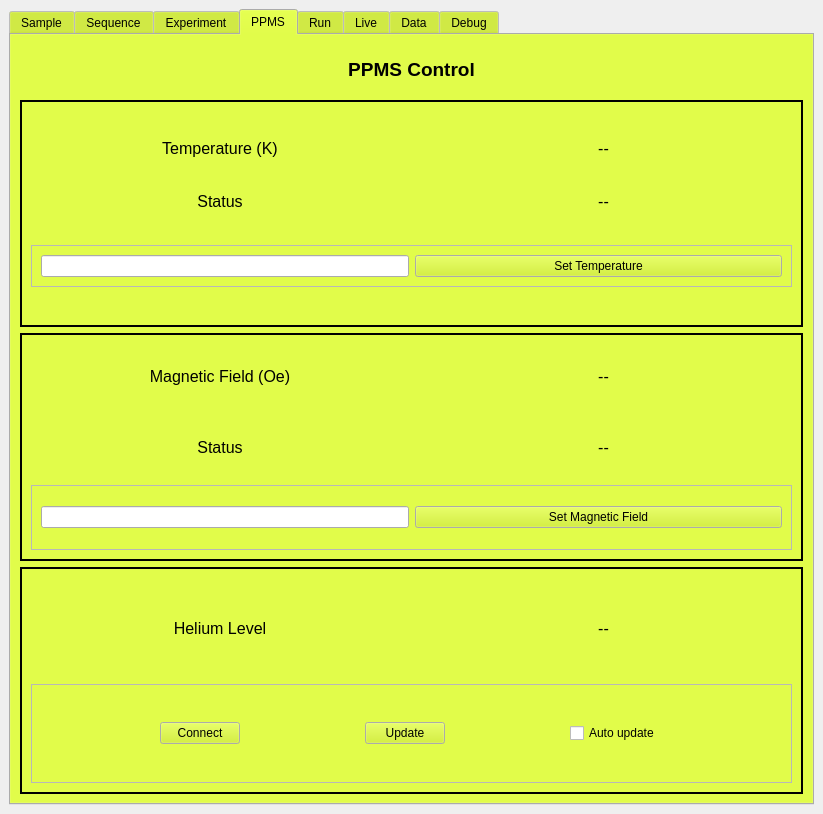
jhead96/NMR-spectrometer-GUI, file GUI_pyQt/ui files/spectrometer_tabbed.ui: the form before one commit.
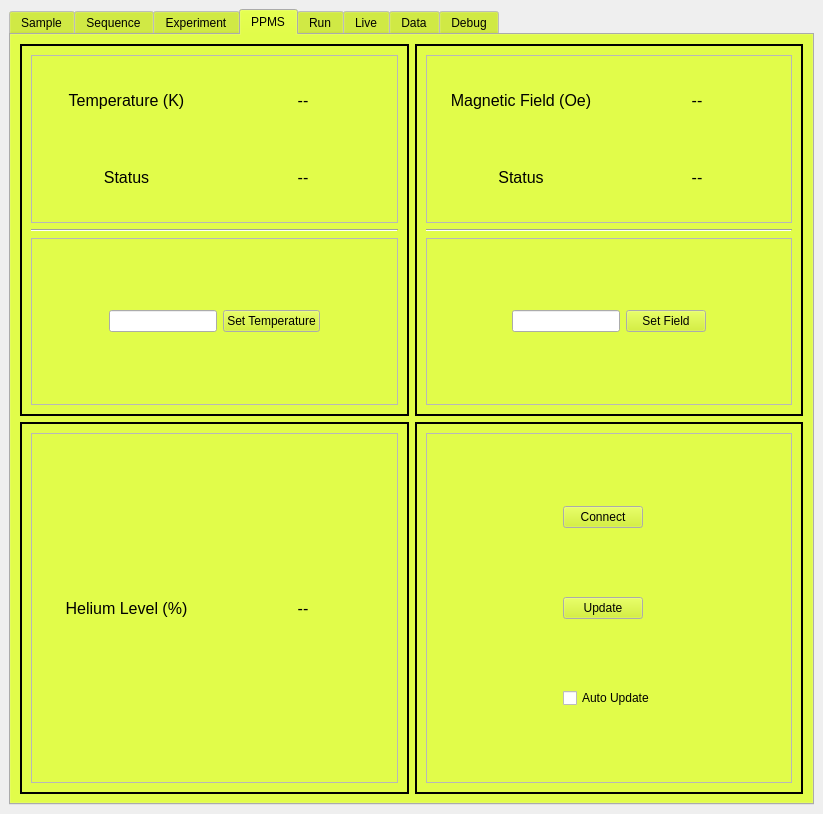
The form after the commit. Custom widgets are drawn as their Qt base class.

```diff
--- a/GUI_pyQt/ui files/spectrometer_tabbed.ui
+++ b/GUI_pyQt/ui files/spectrometer_tabbed.ui
@@ -17,8 +17,8 @@
    <bool>true</bool>
   </property>
   <widget class="QWidget" name="centralwidget">
-   <layout class="QVBoxLayout" name="verticalLayout_4">
-    <item>
+   <layout class="QGridLayout" name="gridLayout_17">
+    <item row="0" column="0">
      <widget class="QTabWidget" name="mainTab">
       <property name="enabled">
        <bool>true</bool>
@@ -517,162 +517,32 @@
        <attribute name="title">
         <string>PPMS</string>
        </attribute>
-       <layout class="QVBoxLayout" name="verticalLayout_3">
-        <item>
-         <widget class="QLabel" name="PPMSControlLbl">
-          <property name="sizePolicy">
-           <sizepolicy hsizetype="Preferred" vsizetype="Fixed">
-            <horstretch>0</horstretch>
-            <verstretch>0</verstretch>
-           </sizepolicy>
-          </property>
-          <property name="minimumSize">
-           <size>
-            <width>0</width>
-            <height>50</height>
-           </size>
-          </property>
-          <property name="baseSize">
-           <size>
-            <width>0</width>
-            <height>0</height>
-           </size>
-          </property>
-          <property name="font">
-           <font>
-            <pointsize>14</pointsize>
-            <weight>75</weight>
-            <bold>true</bold>
-           </font>
-          </property>
-          <property name="text">
-           <string>PPMS Control</string>
-          </property>
-          <property name="alignment">
-           <set>Qt::AlignCenter</set>
-          </property>
-         </widget>
-        </item>
-        <item>
-         <widget class="QFrame" name="tempFrame">
-          <property name="frameShape">
-           <enum>QFrame::Panel</enum>
-          </property>
-          <property name="frameShadow">
-           <enum>QFrame::Plain</enum>
-          </property>
-          <property name="lineWidth">
-           <number>2</number>
-          </property>
-          <layout class="QGridLayout" name="gridLayout_4">
-           <item row="0" column="1">
-            <widget class="QLabel" name="tempValLbl">
-             <property name="sizePolicy">
-              <sizepolicy hsizetype="Preferred" vsizetype="Fixed">
-               <horstretch>0</horstretch>
-               <verstretch>0</verstretch>
-              </sizepolicy>
-             </property>
-             <property name="font">
-              <font>
-               <pointsize>12</pointsize>
-              </font>
-             </property>
-             <property name="text">
-              <string>--</string>
-             </property>
-             <property name="alignment">
-              <set>Qt::AlignCenter</set>
-             </property>
-            </widget>
-           </item>
-           <item row="1" column="1">
-            <widget class="QLabel" name="tempStateLbl">
-             <property name="sizePolicy">
-              <sizepolicy hsizetype="Preferred" vsizetype="Fixed">
-               <horstretch>0</horstretch>
-               <verstretch>0</verstretch>
-              </sizepolicy>
-             </property>
-             <property name="font">
-              <font>
-               <pointsize>12</pointsize>
-              </font>
-             </property>
-             <property name="frameShadow">
-              <enum>QFrame::Sunken</enum>
-             </property>
-             <property name="midLineWidth">
-              <number>1</number>
-             </property>
-             <property name="text">
-              <string>--</string>
-             </property>
-             <property name="alignment">
-              <set>Qt::AlignCenter</set>
-             </property>
-            </widget>
-           </item>
-           <item row="1" column="0">
-            <widget class="QLabel" name="tempStateDescLbl">
-             <property name="sizePolicy">
-              <sizepolicy hsizetype="Preferred" vsizetype="Fixed">
-               <horstretch>0</horstretch>
-               <verstretch>0</verstretch>
-              </sizepolicy>
-             </property>
-             <property name="font">
-              <font>
-               <pointsize>12</pointsize>
-              </font>
-             </property>
-             <property name="text">
-              <string>Status</string>
-             </property>
-             <property name="alignment">
-              <set>Qt::AlignCenter</set>
-             </property>
-            </widget>
-           </item>
-           <item row="2" column="0" colspan="2">
+       <layout class="QGridLayout" name="gridLayout_13">
+        <item row="0" column="0">
             <widget class="QFrame" name="setTempFrame">
-             <property name="sizePolicy">
-              <sizepolicy hsizetype="Preferred" vsizetype="Fixed">
-               <horstretch>0</horstretch>
-               <verstretch>0</verstretch>
-              </sizepolicy>
-             </property>
+          <property name="frameShape">
+           <enum>QFrame::Panel</enum>
+          </property>
+          <property name="frameShadow">
+           <enum>QFrame::Plain</enum>
+          </property>
+          <property name="lineWidth">
+           <number>2</number>
+          </property>
+          <layout class="QVBoxLayout" name="verticalLayout_5">
+           <item>
+            <widget class="QFrame" name="frame_3">
              <property name="frameShape">
               <enum>QFrame::StyledPanel</enum>
              </property>
              <property name="frameShadow">
               <enum>QFrame::Raised</enum>
              </property>
-             <layout class="QHBoxLayout" name="horizontalLayout_7">
-              <item>
-               <widget class="QLineEdit" name="setTempLineEdit">
-                <property name="sizePolicy">
-                 <sizepolicy hsizetype="Minimum" vsizetype="Fixed">
-                  <horstretch>0</horstretch>
-                  <verstretch>0</verstretch>
-                 </sizepolicy>
-                </property>
-               </widget>
-              </item>
-              <item>
-               <widget class="QPushButton" name="setTempBtn">
-                <property name="text">
-                 <string>Set Temperature</string>
-                </property>
-               </widget>
-              </item>
-             </layout>
-            </widget>
-           </item>
+             <layout class="QGridLayout" name="gridLayout_14">
            <item row="0" column="0">
-            <widget class="QLabel" name="tempValDescLbl">
+               <widget class="QLabel" name="TempValDescLbl">
              <property name="sizePolicy">
-              <sizepolicy hsizetype="Preferred" vsizetype="Fixed">
+                 <sizepolicy hsizetype="Preferred" vsizetype="Preferred">
                <horstretch>0</horstretch>
                <verstretch>0</verstretch>
               </sizepolicy>
@@ -690,11 +560,120 @@
              </property>
             </widget>
            </item>
+              <item row="0" column="1">
+               <widget class="QLabel" name="TempValLbl">
+                <property name="font">
+                 <font>
+                  <pointsize>12</pointsize>
+                 </font>
+                </property>
+                <property name="text">
+                 <string>--</string>
+                </property>
+                <property name="alignment">
+                 <set>Qt::AlignCenter</set>
+                </property>
+               </widget>
+              </item>
+              <item row="1" column="0">
+               <widget class="QLabel" name="TempStateDescLbl">
+                <property name="sizePolicy">
+                 <sizepolicy hsizetype="Preferred" vsizetype="Preferred">
+                  <horstretch>0</horstretch>
+                  <verstretch>0</verstretch>
+                 </sizepolicy>
+                </property>
+                <property name="font">
+                 <font>
+                  <pointsize>12</pointsize>
+                 </font>
+                </property>
+                <property name="text">
+                 <string>Status</string>
+                </property>
+                <property name="alignment">
+                 <set>Qt::AlignCenter</set>
+                </property>
+               </widget>
+              </item>
+              <item row="1" column="1">
+               <widget class="QLabel" name="TempStateLbl">
+                <property name="font">
+                 <font>
+                  <pointsize>12</pointsize>
+                 </font>
+                </property>
+                <property name="text">
+                 <string>--</string>
+                </property>
+                <property name="alignment">
+                 <set>Qt::AlignCenter</set>
+                </property>
+               </widget>
+              </item>
           </layout>
          </widget>
         </item>
         <item>
-         <widget class="QFrame" name="fieldFrame">
+            <widget class="Line" name="line">
+             <property name="orientation">
+              <enum>Qt::Horizontal</enum>
+             </property>
+            </widget>
+           </item>
+           <item>
+            <widget class="QFrame" name="frame_8">
+             <property name="frameShape">
+              <enum>QFrame::StyledPanel</enum>
+             </property>
+             <property name="frameShadow">
+              <enum>QFrame::Raised</enum>
+             </property>
+             <layout class="QHBoxLayout" name="horizontalLayout_10">
+              <item>
+               <spacer name="horizontalSpacer_14">
+                <property name="orientation">
+                 <enum>Qt::Horizontal</enum>
+                </property>
+                <property name="sizeHint" stdset="0">
+                 <size>
+                  <width>40</width>
+                  <height>20</height>
+                 </size>
+                </property>
+               </spacer>
+              </item>
+              <item>
+               <widget class="QLineEdit" name="SetTempLineEdit"/>
+              </item>
+              <item>
+               <widget class="QPushButton" name="SetTempBtn">
+                <property name="text">
+                 <string>Set Temperature</string>
+                </property>
+               </widget>
+              </item>
+              <item>
+               <spacer name="horizontalSpacer_15">
+                <property name="orientation">
+                 <enum>Qt::Horizontal</enum>
+                </property>
+                <property name="sizeHint" stdset="0">
+                 <size>
+                  <width>40</width>
+                  <height>20</height>
+                 </size>
+                </property>
+               </spacer>
+              </item>
+             </layout>
+            </widget>
+           </item>
+          </layout>
+         </widget>
+        </item>
+        <item row="0" column="1">
+         <widget class="QFrame" name="SetFieldFrame">
           <property name="frameShape">
            <enum>QFrame::Panel</enum>
           </property>
@@ -704,24 +683,24 @@
           <property name="lineWidth">
            <number>2</number>
           </property>
-          <layout class="QGridLayout" name="gridLayout_11">
-           <item row="1" column="1">
-            <widget class="QLabel" name="fieldStateLbl">
-             <property name="font">
-              <font>
-               <pointsize>12</pointsize>
-              </font>
+          <layout class="QVBoxLayout" name="verticalLayout_6">
+           <item>
+            <widget class="QFrame" name="frame_4">
+             <property name="frameShape">
+              <enum>QFrame::StyledPanel</enum>
              </property>
-             <property name="text">
-              <string>--</string>
+             <property name="frameShadow">
+              <enum>QFrame::Raised</enum>
              </property>
-             <property name="alignment">
-              <set>Qt::AlignCenter</set>
-             </property>
-            </widget>
-           </item>
+             <layout class="QGridLayout" name="gridLayout_15">
            <item row="0" column="0">
-            <widget class="QLabel" name="fieldValueDescLbl">
+               <widget class="QLabel" name="FieldValDesclbl">
+                <property name="sizePolicy">
+                 <sizepolicy hsizetype="Preferred" vsizetype="Preferred">
+                  <horstretch>0</horstretch>
+                  <verstretch>0</verstretch>
+                 </sizepolicy>
+                </property>
              <property name="font">
               <font>
                <pointsize>12</pointsize>
@@ -736,7 +715,22 @@
             </widget>
            </item>
            <item row="0" column="1">
-            <widget class="QLabel" name="fieldValLbl">
+               <widget class="QLabel" name="FieldValLbl">
+                <property name="font">
+                 <font>
+                  <pointsize>12</pointsize>
+                 </font>
+                </property>
+                <property name="text">
+                 <string>--</string>
+                </property>
+                <property name="alignment">
+                 <set>Qt::AlignCenter</set>
+                </property>
+               </widget>
+              </item>
+              <item row="1" column="1">
+               <widget class="QLabel" name="FieldStateLbl">
              <property name="font">
               <font>
                <pointsize>12</pointsize>
@@ -751,7 +745,13 @@
             </widget>
            </item>
            <item row="1" column="0">
-            <widget class="QLabel" name="fieldStateDescLbl">
+               <widget class="QLabel" name="FieldStateDescLbl">
+                <property name="sizePolicy">
+                 <sizepolicy hsizetype="Preferred" vsizetype="Preferred">
+                  <horstretch>0</horstretch>
+                  <verstretch>0</verstretch>
+                 </sizepolicy>
+                </property>
              <property name="font">
               <font>
                <pointsize>12</pointsize>
@@ -765,40 +765,69 @@
              </property>
             </widget>
            </item>
-           <item row="2" column="0" colspan="2">
-            <widget class="QFrame" name="setFieldFrame">
+             </layout>
+            </widget>
+           </item>
+           <item>
+            <widget class="Line" name="line_2">
+             <property name="orientation">
+              <enum>Qt::Horizontal</enum>
+             </property>
+            </widget>
+           </item>
+           <item>
+            <widget class="QFrame" name="frame_9">
              <property name="frameShape">
               <enum>QFrame::StyledPanel</enum>
              </property>
              <property name="frameShadow">
               <enum>QFrame::Raised</enum>
              </property>
-             <layout class="QHBoxLayout" name="horizontalLayout_8">
+             <layout class="QHBoxLayout" name="horizontalLayout_11">
               <item>
-               <widget class="QLineEdit" name="setFieldLineEdit">
-                <property name="sizePolicy">
-                 <sizepolicy hsizetype="Minimum" vsizetype="Fixed">
-                  <horstretch>0</horstretch>
-                  <verstretch>0</verstretch>
-                 </sizepolicy>
+               <spacer name="horizontalSpacer_12">
+                <property name="orientation">
+                 <enum>Qt::Horizontal</enum>
                 </property>
-               </widget>
+                <property name="sizeHint" stdset="0">
+                 <size>
+                  <width>40</width>
+                  <height>20</height>
+                 </size>
+                </property>
+               </spacer>
               </item>
               <item>
-               <widget class="QPushButton" name="setFieldBtn">
+               <widget class="QLineEdit" name="SetFieldLineEdit"/>
+              </item>
+              <item>
+               <widget class="QPushButton" name="SetFieldBtn">
                 <property name="text">
-                 <string>Set Magnetic Field</string>
+                 <string>Set Field</string>
                 </property>
-               </widget>
-              </item>
-             </layout>
-            </widget>
-           </item>
-          </layout>
          </widget>
         </item>
         <item>
-         <widget class="QFrame" name="levelFrame">
+               <spacer name="horizontalSpacer_13">
+                <property name="orientation">
+                 <enum>Qt::Horizontal</enum>
+                </property>
+                <property name="sizeHint" stdset="0">
+                 <size>
+                  <width>40</width>
+                  <height>20</height>
+                 </size>
+                </property>
+               </spacer>
+              </item>
+             </layout>
+            </widget>
+           </item>
+          </layout>
+         </widget>
+        </item>
+        <item row="1" column="0">
+         <widget class="QFrame" name="HeliumLevelFrame">
           <property name="frameShape">
            <enum>QFrame::Panel</enum>
           </property>
@@ -808,16 +837,25 @@
           <property name="lineWidth">
            <number>2</number>
           </property>
-          <layout class="QGridLayout" name="gridLayout_12">
+          <layout class="QVBoxLayout" name="verticalLayout_7">
+           <item>
+            <widget class="QFrame" name="frame_10">
+             <property name="frameShape">
+              <enum>QFrame::StyledPanel</enum>
+             </property>
+             <property name="frameShadow">
+              <enum>QFrame::Raised</enum>
+             </property>
+             <layout class="QGridLayout" name="gridLayout_16">
            <item row="0" column="0">
-            <widget class="QLabel" name="levelValDescLbl">
+               <widget class="QLabel" name="LevelValDescLbl">
              <property name="font">
               <font>
                <pointsize>12</pointsize>
               </font>
              </property>
              <property name="text">
-              <string>Helium Level</string>
+                 <string>Helium Level (%)</string>
              </property>
              <property name="alignment">
               <set>Qt::AlignCenter</set>
@@ -825,7 +863,7 @@
             </widget>
            </item>
            <item row="0" column="1">
-            <widget class="QLabel" name="levelValLbl">
+               <widget class="QLabel" name="LevelValLbl">
              <property name="font">
               <font>
                <pointsize>12</pointsize>
@@ -839,29 +877,53 @@
              </property>
             </widget>
            </item>
-           <item row="1" column="0" colspan="2">
-            <widget class="QFrame" name="PPMSUpdateFrame">
+             </layout>
+            </widget>
+           </item>
+          </layout>
+         </widget>
+        </item>
+        <item row="1" column="1">
+         <widget class="QFrame" name="UpdateBtnFrame">
              <property name="frameShape">
-              <enum>QFrame::StyledPanel</enum>
+           <enum>QFrame::Panel</enum>
              </property>
              <property name="frameShadow">
-              <enum>QFrame::Raised</enum>
-             </property>
-             <layout class="QHBoxLayout" name="horizontalLayout_9">
+           <enum>QFrame::Plain</enum>
+          </property>
+          <property name="lineWidth">
+           <number>2</number>
+          </property>
+          <layout class="QVBoxLayout" name="verticalLayout_4">
               <item>
-               <widget class="QPushButton" name="ConnectBtn">
+            <widget class="QFrame" name="frame_14">
                 <property name="sizePolicy">
-                 <sizepolicy hsizetype="Fixed" vsizetype="Fixed">
+              <sizepolicy hsizetype="Minimum" vsizetype="Minimum">
                   <horstretch>0</horstretch>
                   <verstretch>0</verstretch>
                  </sizepolicy>
                 </property>
-                <property name="text">
-                 <string>Connect</string>
-                </property>
-               </widget>
+             <property name="frameShape">
+              <enum>QFrame::StyledPanel</enum>
+             </property>
+             <property name="frameShadow">
+              <enum>QFrame::Raised</enum>
+             </property>
+             <layout class="QGridLayout" name="gridLayout_18">
+              <item row="1" column="0">
+               <spacer name="horizontalSpacer_20">
+                <property name="orientation">
+                 <enum>Qt::Horizontal</enum>
+                </property>
+                <property name="sizeHint" stdset="0">
+                 <size>
+                  <width>122</width>
+                  <height>20</height>
+                 </size>
+                </property>
+               </spacer>
               </item>
-              <item>
+              <item row="1" column="1">
                <widget class="QPushButton" name="PPMSUpdateBtn">
                 <property name="sizePolicy">
                  <sizepolicy hsizetype="Fixed" vsizetype="Fixed">
@@ -874,8 +936,8 @@
                 </property>
                </widget>
               </item>
-              <item>
-               <widget class="QCheckBox" name="autoUpdateCheckBox">
+              <item row="0" column="1">
+               <widget class="QPushButton" name="PPMSConnectBtn">
                 <property name="sizePolicy">
                  <sizepolicy hsizetype="Fixed" vsizetype="Fixed">
                   <horstretch>0</horstretch>
@@ -883,10 +945,30 @@
                  </sizepolicy>
                 </property>
                 <property name="text">
-                 <string>Auto update</string>
+                 <string>Connect</string>
                 </property>
                </widget>
               </item>
+              <item row="2" column="1">
+               <widget class="QCheckBox" name="PPMSAutoUpdateBtn">
+                <property name="text">
+                 <string>Auto Update</string>
+                </property>
+               </widget>
+              </item>
+              <item row="1" column="2">
+               <spacer name="horizontalSpacer_19">
+                <property name="orientation">
+                 <enum>Qt::Horizontal</enum>
+                </property>
+                <property name="sizeHint" stdset="0">
+                 <size>
+                  <width>40</width>
+                  <height>20</height>
+                 </size>
+                </property>
+               </spacer>
+              </item>
              </layout>
             </widget>
            </item>
```
Lines whose indentation alone changed are shown as unchanged.
